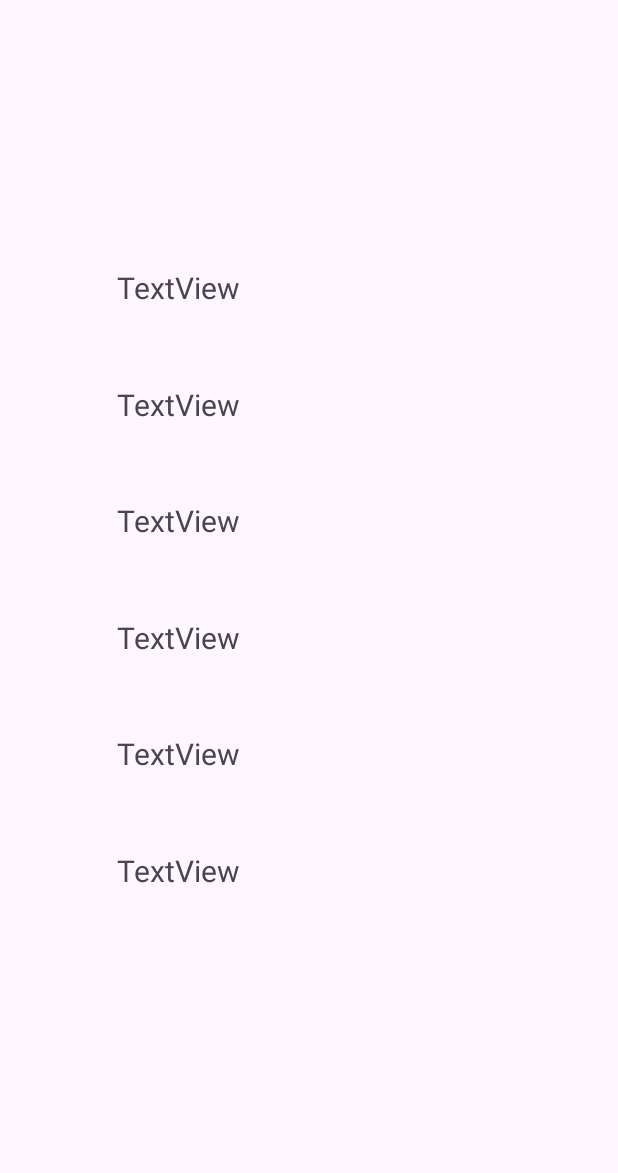
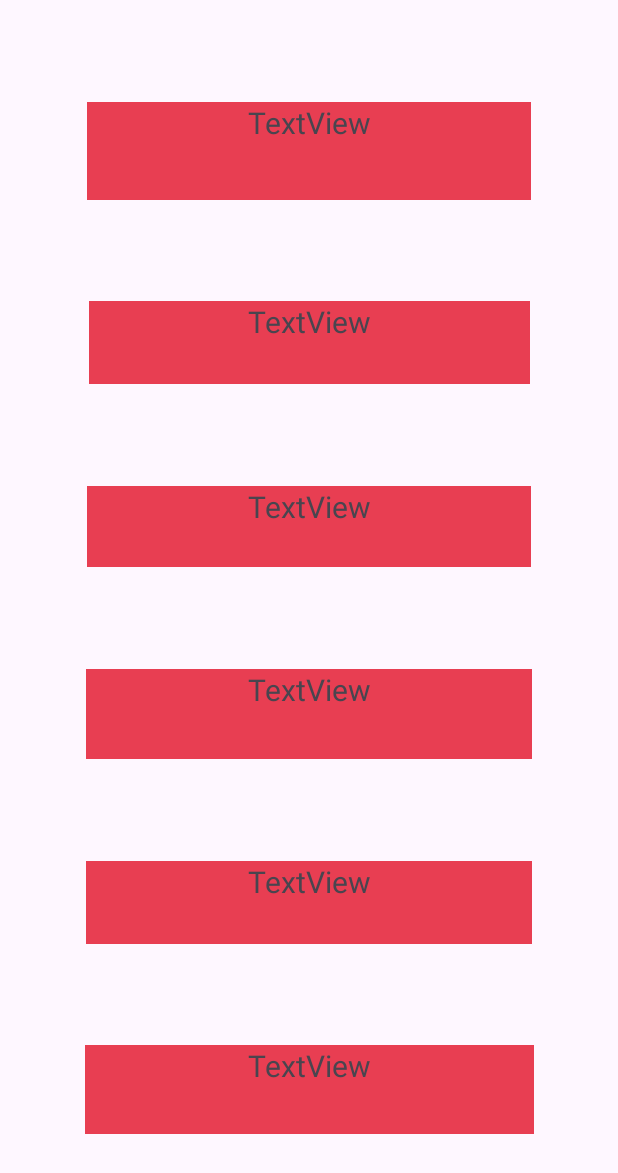
Before and after one commit to NovusEdge/OOP_Project, an Android app: the layout fragment_population_data.xml on its own in the app's theme, with its tools: preview values and no code run, on a phone screen of 412 x 824 dp. Shown: the top 1173 px of the screen. Run offline under Robolectric (Android 15) with nearby library versions, the phone set to English and light mode, and no system bars.

```diff
--- a/app/src/main/AndroidManifest.xml
+++ b/app/src/main/AndroidManifest.xml
@@ -24,7 +24,7 @@
             </intent-filter>
         </activity>
         <activity
-            android:name=".activities.CityView"
+            android:name=".activities.SearchHistoryView"
             android:exported="false" />
         <activity
             android:name=".activities.CityInformationActivity"
--- a/app/src/main/java/com/example/oop_project/activities/CityView.java
+++ b/app/src/main/java/com/example/oop_project/activities/SearchHistoryView.java
@@ -11,7 +11,7 @@ import androidx.core.view.WindowInsetsCompat;
 
 import com.example.oop_project.R;
 
-public class CityView extends AppCompatActivity {
+public class SearchHistoryView extends AppCompatActivity {
 
     @Override
     protected void onCreate(Bundle savedInstanceState) {
--- a/app/src/main/java/com/example/oop_project/fragments/PopulationDataFragment.java
+++ b/app/src/main/java/com/example/oop_project/fragments/PopulationDataFragment.java
@@ -1,5 +1,6 @@
 package com.example.oop_project.fragments;
 
+import android.annotation.SuppressLint;
 import android.os.Bundle;
 import android.view.LayoutInflater;
 import android.view.View;
@@ -23,6 +24,7 @@ public class PopulationDataFragment extends Fragment {
         super.onCreate(savedInstanceState);
     }
 
+    @SuppressLint("DefaultLocale")
     @Override
     public View onCreateView(LayoutInflater inflater, ViewGroup container,
                              Bundle savedInstanceState) {
--- a/app/src/main/java/com/example/oop_project/helper_classes/CityViewHolder.java
+++ b/app/src/main/java/com/example/oop_project/helper_classes/SearchHistoryViewHolder.java
@@ -8,11 +8,11 @@ import androidx.recyclerview.widget.RecyclerView;
 
 import com.example.oop_project.R;
 
-public class CityViewHolder extends RecyclerView.ViewHolder {
+public class SearchHistoryViewHolder extends RecyclerView.ViewHolder {
 
     TextView cityNameTextView;
 
-    public CityViewHolder(@NonNull View itemView) {
+    public SearchHistoryViewHolder(@NonNull View itemView) {
         super(itemView);
         cityNameTextView = itemView.findViewById(R.id.cityName);
     }
--- a/app/src/main/res/layout/activity_main.xml
+++ b/app/src/main/res/layout/activity_main.xml
@@ -36,8 +36,8 @@
         android:layout_width="349dp"
         android:layout_height="43dp"
         android:ems="10"
+        android:hint="🔎 Search"
         android:inputType="text"
-        android:text="Search"
         app:layout_constraintBottom_toTopOf="@+id/searchButton"
         app:layout_constraintEnd_toEndOf="parent"
         app:layout_constraintHorizontal_bias="0.497"
--- a/app/src/main/res/layout/fragment_population_data.xml
+++ b/app/src/main/res/layout/fragment_population_data.xml
@@ -8,76 +8,98 @@
 
     <TextView
         android:id="@+id/populationCountTextView"
-        android:layout_width="wrap_content"
-        android:layout_height="wrap_content"
-        android:layout_marginTop="128dp"
+        android:layout_width="296dp"
+        android:layout_height="65dp"
+        android:background="#AC0216"
+        android:backgroundTint="#3C3C3C"
+        android:backgroundTintMode="add"
         android:text="TextView"
+        android:textAlignment="center"
         android:textSize="20sp"
         app:layout_constraintBottom_toTopOf="@+id/changeRateTextView"
         app:layout_constraintEnd_toEndOf="parent"
-        app:layout_constraintHorizontal_bias="0.237"
+        app:layout_constraintHorizontal_bias="0.5"
         app:layout_constraintStart_toStartOf="parent"
         app:layout_constraintTop_toTopOf="parent" />
 
     <TextView
-        android:id="@+id/changeRateTextView"
-        android:layout_width="wrap_content"
-        android:layout_height="wrap_content"
+        android:id="@+id/popoulationDensityTextView"
+        android:layout_width="297dp"
+        android:layout_height="60dp"
+        android:background="#AC0216"
+        android:backgroundTint="#3C3C3C"
+        android:backgroundTintMode="add"
         android:text="TextView"
+        android:textAlignment="center"
         android:textSize="20sp"
-        app:layout_constraintBottom_toTopOf="@+id/employmentRateTextView"
+        app:layout_constraintBottom_toTopOf="@+id/citySizeTextView"
         app:layout_constraintEnd_toEndOf="parent"
-        app:layout_constraintHorizontal_bias="0.237"
+        app:layout_constraintHorizontal_bias="0.5"
         app:layout_constraintStart_toStartOf="parent"
-        app:layout_constraintTop_toBottomOf="@+id/populationCountTextView" />
+        app:layout_constraintTop_toBottomOf="@+id/employmentRateTextView" />
+
+    <TextView
+        android:id="@+id/citySizeTextView"
+        android:layout_width="297dp"
+        android:layout_height="55dp"
+        android:background="#AC0216"
+        android:backgroundTint="#3C3C3C"
+        android:backgroundTintMode="add"
+        android:text="TextView"
+        android:textAlignment="center"
+        android:textSize="20sp"
+        app:layout_constraintBottom_toTopOf="@+id/workplaceETextView"
+        app:layout_constraintEnd_toEndOf="parent"
+        app:layout_constraintHorizontal_bias="0.5"
+        app:layout_constraintStart_toStartOf="parent"
+        app:layout_constraintTop_toBottomOf="@+id/popoulationDensityTextView" />
 
     <TextView
         android:id="@+id/workplaceETextView"
-        android:layout_width="wrap_content"
-        android:layout_height="wrap_content"
-        android:layout_marginBottom="180dp"
+        android:layout_width="299dp"
+        android:layout_height="59dp"
+        android:background="#AC0216"
+        android:backgroundTint="#3C3C3C"
+        android:backgroundTintMode="add"
         android:text="TextView"
+        android:textAlignment="center"
         android:textSize="20sp"
         app:layout_constraintBottom_toBottomOf="parent"
         app:layout_constraintEnd_toEndOf="parent"
-        app:layout_constraintHorizontal_bias="0.237"
+        app:layout_constraintHorizontal_bias="0.5"
         app:layout_constraintStart_toStartOf="parent"
         app:layout_constraintTop_toBottomOf="@+id/citySizeTextView" />
 
     <TextView
         android:id="@+id/employmentRateTextView"
-        android:layout_width="wrap_content"
-        android:layout_height="wrap_content"
+        android:layout_width="296dp"
+        android:layout_height="54dp"
+        android:background="#AC0216"
+        android:backgroundTint="#3C3C3C"
+        android:backgroundTintMode="add"
         android:text="TextView"
+        android:textAlignment="center"
         android:textSize="20sp"
         app:layout_constraintBottom_toTopOf="@+id/popoulationDensityTextView"
         app:layout_constraintEnd_toEndOf="parent"
-        app:layout_constraintHorizontal_bias="0.237"
+        app:layout_constraintHorizontal_bias="0.5"
         app:layout_constraintStart_toStartOf="parent"
         app:layout_constraintTop_toBottomOf="@+id/changeRateTextView" />
 
     <TextView
-        android:id="@+id/citySizeTextView"
-        android:layout_width="wrap_content"
-        android:layout_height="wrap_content"
+        android:id="@+id/changeRateTextView"
+        android:layout_width="294dp"
+        android:layout_height="55dp"
+        android:background="#AC0216"
+        android:backgroundTint="#3C3C3C"
+        android:backgroundTintMode="add"
         android:text="TextView"
+        android:textAlignment="center"
         android:textSize="20sp"
-        app:layout_constraintBottom_toTopOf="@+id/workplaceETextView"
+        app:layout_constraintBottom_toTopOf="@+id/employmentRateTextView"
         app:layout_constraintEnd_toEndOf="parent"
-        app:layout_constraintHorizontal_bias="0.237"
+        app:layout_constraintHorizontal_bias="0.5"
         app:layout_constraintStart_toStartOf="parent"
-        app:layout_constraintTop_toBottomOf="@+id/popoulationDensityTextView" />
-
-    <TextView
-        android:id="@+id/popoulationDensityTextView"
-        android:layout_width="wrap_content"
-        android:layout_height="wrap_content"
-        android:text="TextView"
-        android:textSize="20sp"
-        app:layout_constraintBottom_toTopOf="@+id/citySizeTextView"
-        app:layout_constraintEnd_toEndOf="parent"
-        app:layout_constraintHorizontal_bias="0.237"
-        app:layout_constraintStart_toStartOf="parent"
-        app:layout_constraintTop_toBottomOf="@+id/employmentRateTextView" />
+        app:layout_constraintTop_toBottomOf="@+id/populationCountTextView" />
 
 </androidx.constraintlayout.widget.ConstraintLayout>
```
Also changed, not shown: app/src/main/java/com/example/oop_project/DataRetriever.java (+60 -58 lines), app/src/main/java/com/example/oop_project/WeatherData.java (+1 -11 lines), app/src/main/java/com/example/oop_project/activities/CityInformationActivity.java (+11 -12 lines), app/src/main/java/com/example/oop_project/activities/MainActivity.java (+31 -53 lines), app/src/main/java/com/example/oop_project/fragments/WeatherDataFragment.java (+42 -9 lines), app/src/main/java/com/example/oop_project/helper_classes/CityItemListAdapter.java (deleted, +0 -50 lines), app/src/main/java/com/example/oop_project/helper_classes/SearchHistoryListAdapter.java (added, +36 -0 lines), app/src/main/res/layout/activity_city_view.xml (+16 -11 lines), app/src/main/res/layout/fragment_weather_data.xml (+52 -56 lines), app/src/main/res/raw/population_query.json (+9 -9 lines), app/src/main/res/raw/query.json (+9 -9 lines), app/src/main/res/raw/workplace_efficiency_query.json (+9 -9 lines).
